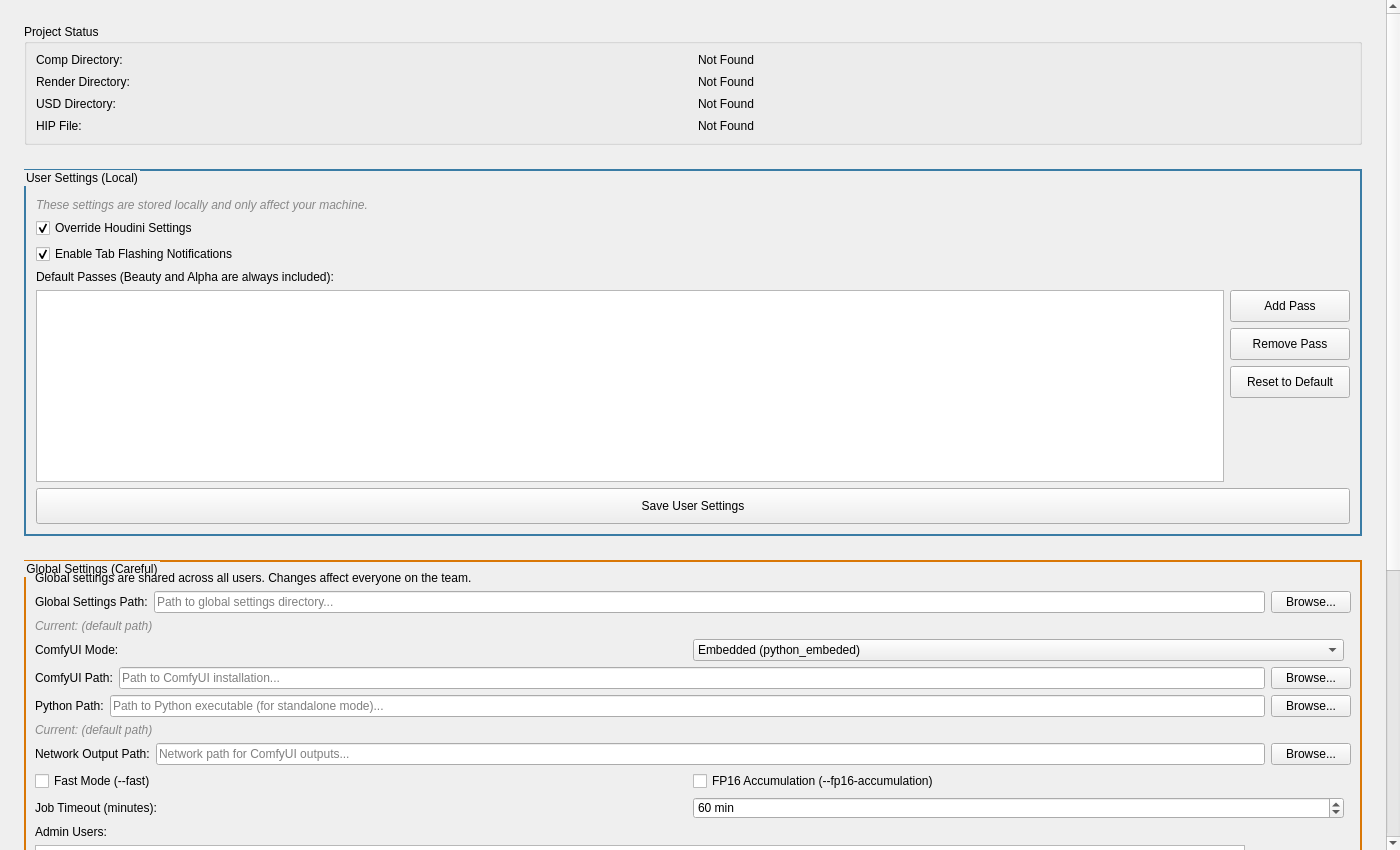
cpt-cabbage/luma_tools, file resources/ui/tabs/settings.ui: the form before one commit.
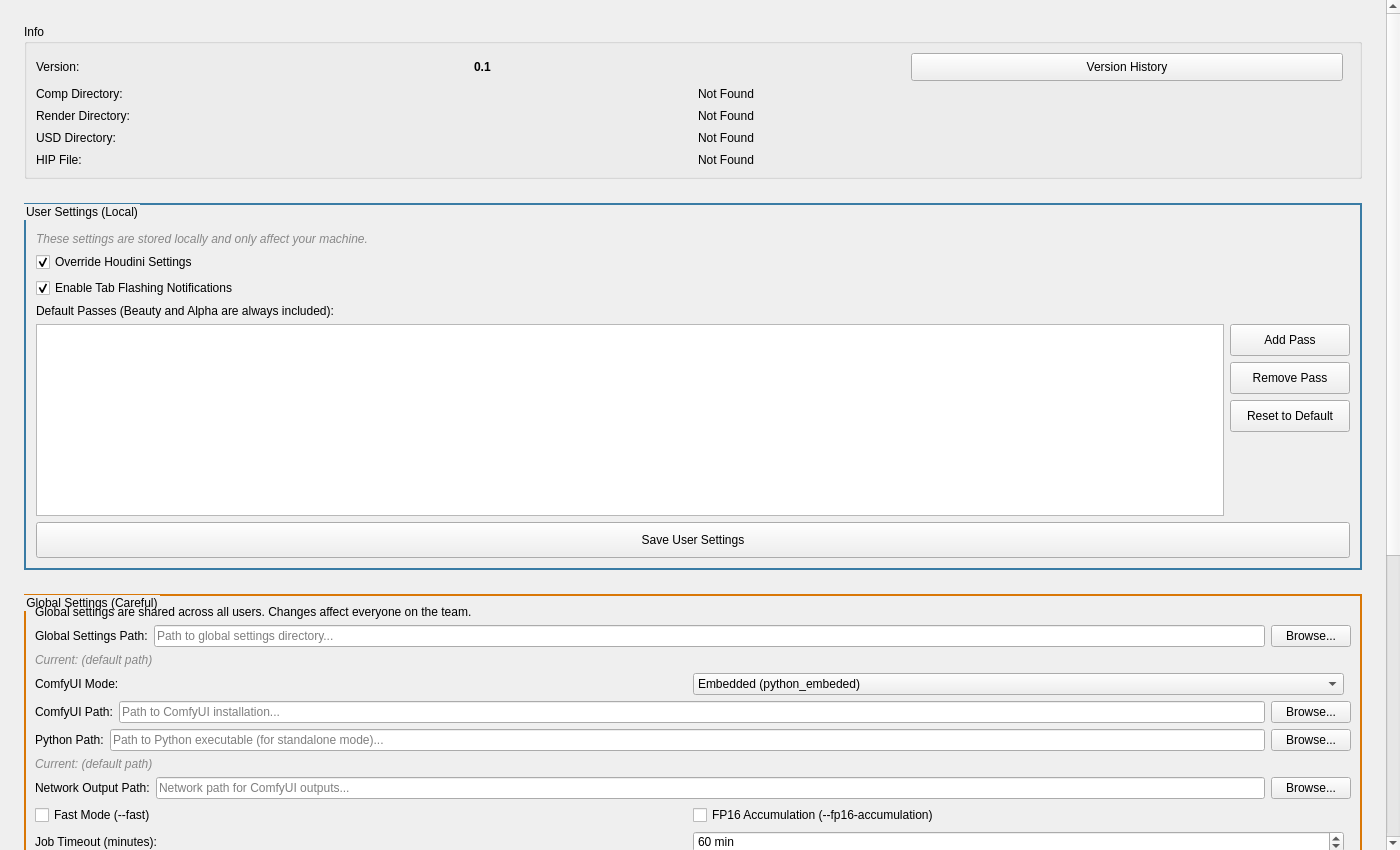
The form after the commit.

Commit message:
feat: add version management and enhance 3D model viewer support
- Add version.json and changelog.md for tracking releases
- Implement automatic version increment and changelog updates on install
- Change 3D viewer to PyVista
- Add full restart option to ComfyUI workflow presets
- Improve embedded viewer with async loading and support for videos
- Update settings tab UI to display version history and info
- Add Trellis 2 and Ultrashape

Diff of the .ui file:
```diff
--- a/resources/ui/tabs/settings.ui
+++ b/resources/ui/tabs/settings.ui
@@ -62,9 +62,53 @@
        <item>
         <widget class="QGroupBox" name="projectStatusGroupBox">
          <property name="title">
-          <string>Project Status</string>
+          <string>Info</string>
          </property>
-         <layout class="QVBoxLayout" name="projectStatusLayout">
+         <layout class="QVBoxLayout" name="infoLayout">
+          <item>
+           <layout class="QHBoxLayout" name="versionLayout">
+            <item>
+             <widget class="QLabel" name="versionLabel">
+              <property name="text">
+               <string>Version:</string>
+              </property>
+             </widget>
+            </item>
+            <item>
+             <widget class="QLabel" name="versionValueLabel">
+              <property name="text">
+               <string>0.1</string>
+              </property>
+              <property name="styleSheet">
+               <string>font-weight: bold;</string>
+              </property>
+             </widget>
+            </item>
+            <item>
+             <widget class="QPushButton" name="showVersionHistoryButton">
+              <property name="text">
+               <string>Version History</string>
+              </property>
+              <property name="toolTip">
+               <string>Show version changelog history</string>
+              </property>
+              <property name="minimumSize">
+               <size>
+                <width>120</width>
+                <height>28</height>
+               </size>
+              </property>
+             </widget>
+            </item>
+            <item>
+             <spacer name="versionSpacer">
+              <property name="orientation">
+               <enum>Qt::Horizontal</enum>
+              </property>
+             </spacer>
+            </item>
+           </layout>
+          </item>
           <item>
            <layout class="QGridLayout" name="pathsGridLayout">
             <property name="horizontalSpacing">
```
Left out of the diff: 2 changed lines with no effect on the pictures. The commit also changes 13 other files.
